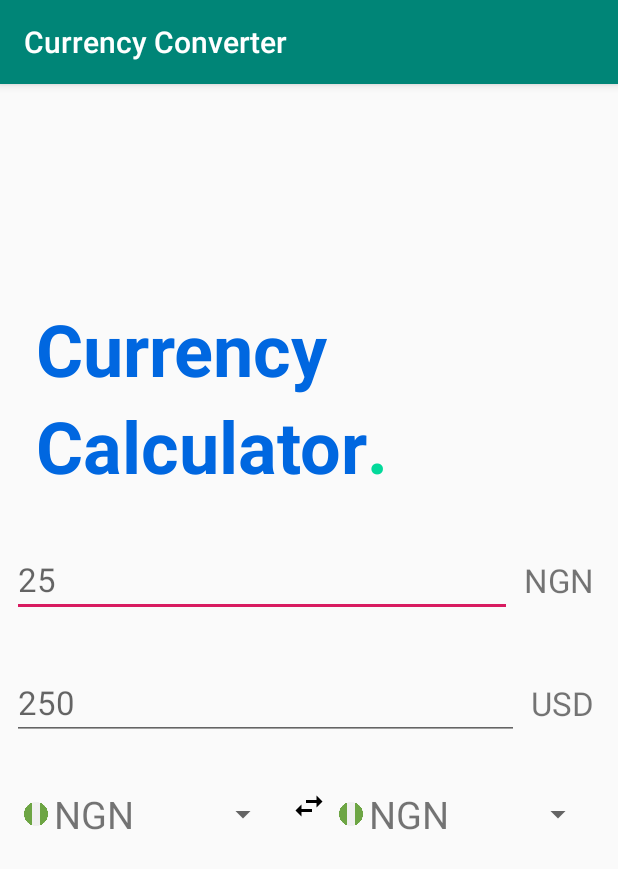
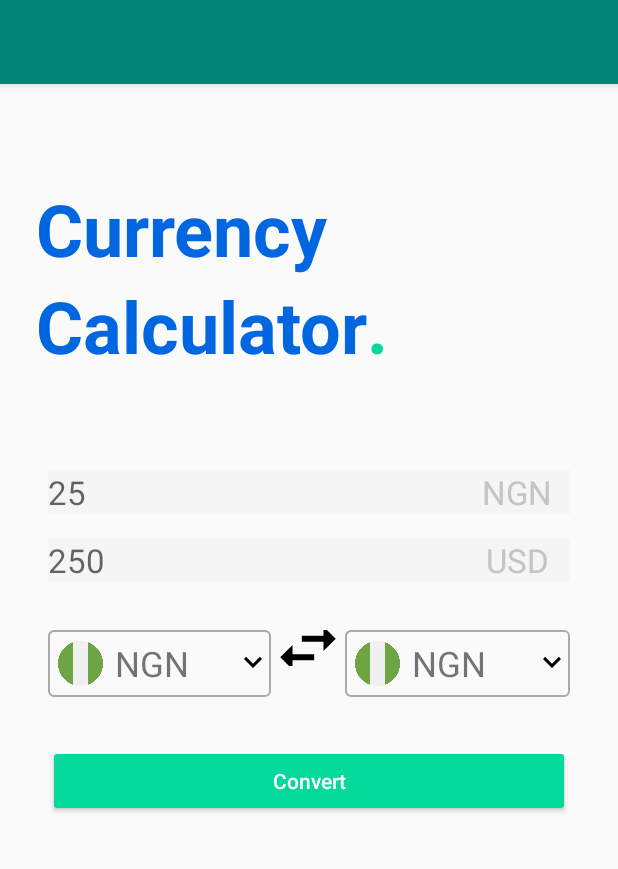
Before and after one commit to david-oh-git/CurrencyConverter, an Android app: the screen it shows after launch (HomeActivity), on a phone screen of 412 x 824 dp. Shown: the top 869 px of the screen. Run offline under Robolectric (Android 15) with nearby library versions, the phone set to English and light mode, and no system bars.

Commit message:
improved activity_home

```diff
--- a/app/src/main/AndroidManifest.xml
+++ b/app/src/main/AndroidManifest.xml
@@ -8,7 +8,7 @@
             android:label="@string/app_name"
             android:roundIcon="@mipmap/ic_launcher_round"
             android:supportsRtl="true"
-            android:theme="@style/AppTheme">
+            android:theme="@style/AppTheme.NoActionBar">
         <activity android:name=".HomeActivity">
             <intent-filter>
                 <action android:name="android.intent.action.MAIN"/>
--- a/app/src/main/java/io/audioshinigami/currencyconverter/HomeActivity.kt
+++ b/app/src/main/java/io/audioshinigami/currencyconverter/HomeActivity.kt
@@ -1,22 +1,22 @@
 package io.audioshinigami.currencyconverter
 
+import android.os.Bundle
 import androidx.appcompat.app.AppCompatActivity
-import android.os.Bundle
 import io.audioshinigami.currencyconverter.adaptors.SpinnerAdaptor
-import kotlinx.android.synthetic.main.activity_main.*
+import kotlinx.android.synthetic.main.content_home.*
 
 class HomeActivity : AppCompatActivity() {
 
     override fun onCreate(savedInstanceState: Bundle?) {
         super.onCreate(savedInstanceState)
-        setContentView(R.layout.activity_main)
+        setContentView(R.layout.activity_home)
         setUpSpinner()
     }
 
 
     private fun setUpSpinner(){
         val adaptor = SpinnerAdaptor()
-        id_spiner_to.adapter = adaptor
+        id_spinner_to.adapter = adaptor
         id_spinner_from.adapter = adaptor
     } /*end setupSpinner*/
 }
--- /dev/null
+++ b/app/src/main/res/drawable/ic_arrow_down.xml
@@ -0,0 +1,9 @@
+<vector xmlns:android="http://schemas.android.com/apk/res/android"
+        android:width="24dp"
+        android:height="24dp"
+        android:viewportWidth="24.0"
+        android:viewportHeight="24.0">
+    <path
+        android:fillColor="#FF000000"
+        android:pathData="M7.41,7.84L12,12.42l4.59,-4.58L18,9.25l-6,6 -6,-6z"/>
+</vector>
--- /dev/null
+++ b/app/src/main/res/drawable/spinner_border.xml
@@ -0,0 +1,30 @@
+<?xml version="1.0" encoding="utf-8"?>
+<selector xmlns:android="http://schemas.android.com/apk/res/android">
+
+    <item>
+        <layer-list>
+            <item>
+                <shape>
+
+                    <stroke android:width="1dp"
+                            android:color="@android:color/darker_gray"/>
+
+                    <corners android:radius="3dp"/>
+
+                    <padding android:bottom="3dp"
+                             android:left="3dp"
+                             android:top="3dp"/>
+                </shape>
+            </item>
+
+            <item android:drawable="@drawable/ic_arrow_down"
+
+                  android:gravity="center_vertical|center_horizontal|end">
+
+
+            </item>
+
+        </layer-list>
+    </item>
+
+</selector>
--- /dev/null
+++ b/app/src/main/res/layout/activity_home.xml
@@ -0,0 +1,31 @@
+<?xml version="1.0" encoding="utf-8"?>
+<androidx.coordinatorlayout.widget.CoordinatorLayout
+        xmlns:android="http://schemas.android.com/apk/res/android"
+        xmlns:tools="http://schemas.android.com/tools"
+        android:layout_width="match_parent"
+        android:layout_height="match_parent" xmlns:app="http://schemas.android.com/apk/res-auto"
+        tools:context=".HomeActivity">
+
+    <com.google.android.material.appbar.AppBarLayout
+            android:id="@+id/appbar"
+            android:layout_width="match_parent"
+            android:layout_height="?attr/actionBarSize" >
+
+        <androidx.appcompat.widget.Toolbar
+                android:id="@+id/toolbar"
+                android:theme="@style/AppToolbar"
+                android:layout_width="match_parent"
+                android:layout_height="match_parent">
+
+        </androidx.appcompat.widget.Toolbar>
+
+    </com.google.android.material.appbar.AppBarLayout>
+
+    <include
+            layout="@layout/content_home"
+            app:layout_behavior="com.google.android.material.appbar.AppBarLayout$ScrollingViewBehavior"
+            android:layout_width="match_parent"
+            android:layout_height="wrap_content" />
+
+
+</androidx.coordinatorlayout.widget.CoordinatorLayout>
--- a/app/src/main/res/layout/activity_main.xml
+++ /dev/null
@@ -1,131 +0,0 @@
-<?xml version="1.0" encoding="utf-8"?>
-<androidx.constraintlayout.widget.ConstraintLayout
-        xmlns:android="http://schemas.android.com/apk/res/android"
-        xmlns:tools="http://schemas.android.com/tools"
-        xmlns:app="http://schemas.android.com/apk/res-auto"
-        android:layout_width="match_parent"
-        android:layout_height="match_parent"
-        tools:context=".HomeActivity">
-
-
-    <TextView
-            android:text="@string/str_currency"
-            android:layout_width="0dp"
-            android:layout_height="wrap_content"
-            android:id="@+id/textView" app:layout_constraintTop_toTopOf="parent"
-            app:layout_constraintEnd_toEndOf="parent" android:layout_marginEnd="8dp"
-            app:layout_constraintStart_toStartOf="parent" android:layout_marginStart="8dp"
-            android:layout_marginTop="144dp" app:layout_constraintHorizontal_bias="0.0" style="@style/TitleTextStyle"/>
-    <TextView
-            android:text="@string/str_calculator"
-            android:layout_width="0dp"
-            android:layout_height="wrap_content"
-            android:id="@+id/textView2"
-            app:layout_constraintTop_toBottomOf="@+id/textView"
-            app:layout_constraintStart_toStartOf="@+id/textView"
-            style="@style/TitleTextStyle"
-    />
-    <TextView
-            android:text="@string/str_period"
-            android:layout_width="wrap_content"
-            android:layout_height="wrap_content"
-            android:id="@+id/textView4"
-            app:layout_constraintEnd_toEndOf="parent"
-            app:layout_constraintStart_toEndOf="@+id/textView2"
-            app:layout_constraintTop_toBottomOf="@+id/textView"
-            style="@style/TitleTextStyle"
-            android:textColor="@color/project_green"
-            app:layout_constraintHorizontal_bias="0.0"
-            android:textAlignment="textStart"
-            android:layout_margin="0dp"
-            android:paddingEnd="0dp"
-            android:paddingStart="0dp"/>
-
-    <com.google.android.material.textfield.TextInputEditText
-            android:hint="25"
-            android:textSize="@dimen/dimen_edittxt_size"
-            android:orientation="vertical"
-            app:layout_constraintTop_toBottomOf="@id/textView2"
-            app:layout_constraintStart_toStartOf="parent"
-            app:layout_constraintHorizontal_weight="4"
-            android:layout_width="0dp"
-            android:layout_height="wrap_content"
-            android:id="@+id/textInputLayout"
-            android:layout_marginStart="8dp"
-            app:layout_constraintEnd_toStartOf="@+id/textView5"
-            android:layout_marginEnd="8dp"
-            android:layout_marginTop="32dp">
-
-    </com.google.android.material.textfield.TextInputEditText>
-
-    <TextView
-            android:text="NGN"
-            android:layout_width="wrap_content"
-            android:layout_height="wrap_content"
-            android:id="@+id/textView5"
-            android:textSize="@dimen/dimen_edittxt_size"
-            app:layout_constraintEnd_toEndOf="parent"
-            app:layout_constraintHorizontal_weight="1"
-            android:layout_marginEnd="16dp"
-            app:layout_constraintBottom_toBottomOf="@+id/textInputLayout"
-            app:layout_constraintTop_toTopOf="@+id/textInputLayout"/>
-
-    <com.google.android.material.textfield.TextInputEditText
-            android:hint="250"
-            android:textSize="@dimen/dimen_edittxt_size"
-            app:layout_constraintTop_toBottomOf="@id/textInputLayout"
-            app:layout_constraintStart_toStartOf="parent"
-            app:layout_constraintHorizontal_weight="4"
-            android:layout_width="0dp"
-            android:layout_height="wrap_content"
-            android:id="@+id/textInputLayout2"
-            android:layout_marginStart="8dp"
-            app:layout_constraintEnd_toStartOf="@+id/textView6"
-            android:layout_marginEnd="8dp"
-            android:layout_marginTop="32dp">
-
-    </com.google.android.material.textfield.TextInputEditText>
-
-    <TextView
-            android:text="USD"
-            android:layout_width="wrap_content"
-            android:layout_height="wrap_content"
-            android:id="@+id/textView6"
-            android:textSize="@dimen/dimen_edittxt_size"
-            app:layout_constraintEnd_toEndOf="parent"
-            app:layout_constraintHorizontal_weight="1"
-            android:layout_marginEnd="16dp"
-            app:layout_constraintBottom_toBottomOf="@+id/textInputLayout2"
-            app:layout_constraintTop_toTopOf="@+id/textInputLayout2"/>
-
-    <Spinner
-
-            android:layout_width="0dp"
-            android:layout_height="wrap_content"
-            android:id="@+id/id_spiner_to"
-            app:layout_constraintStart_toStartOf="parent"
-            android:layout_marginStart="16dp"
-            android:layout_marginTop="32dp"
-            app:layout_constraintTop_toBottomOf="@+id/textInputLayout2"
-            app:layout_constraintEnd_toStartOf="@+id/imageView"
-            android:layout_marginEnd="8dp"/>
-
-    <ImageView
-            android:layout_width="wrap_content"
-            android:layout_height="wrap_content"
-            android:src="@drawable/ic_swap"
-            tools:layout_editor_absoluteX="193dp"
-            android:id="@+id/imageView"
-            android:layout_marginTop="32dp"
-            app:layout_constraintStart_toEndOf="@+id/id_spiner_to"
-            app:layout_constraintEnd_toStartOf="@id/id_spinner_from"
-            app:layout_constraintTop_toBottomOf="@+id/textInputLayout2"/>
-
-    <Spinner
-            android:layout_width="0dp"
-            android:layout_height="wrap_content"
-            android:id="@+id/id_spinner_from" app:layout_constraintEnd_toEndOf="parent" android:layout_marginEnd="16dp"
-            android:layout_marginTop="32dp" app:layout_constraintTop_toBottomOf="@+id/textInputLayout2"
-            app:layout_constraintStart_toEndOf="@+id/imageView" android:layout_marginStart="8dp"/>
-
-</androidx.constraintlayout.widget.ConstraintLayout>
--- /dev/null
+++ b/app/src/main/res/layout/content_home.xml
@@ -0,0 +1,160 @@
+<?xml version="1.0" encoding="utf-8"?>
+<androidx.constraintlayout.widget.ConstraintLayout
+        xmlns:android="http://schemas.android.com/apk/res/android"
+        xmlns:tools="http://schemas.android.com/tools"
+        xmlns:app="http://schemas.android.com/apk/res-auto"
+        android:layout_width="match_parent"
+        android:layout_height="match_parent"
+        tools:context=".HomeActivity">
+
+
+    <TextView
+            android:text="@string/str_currency"
+            android:layout_width="0dp"
+            android:layout_height="wrap_content"
+            android:id="@+id/textView" app:layout_constraintTop_toTopOf="parent"
+            app:layout_constraintEnd_toEndOf="parent" android:layout_marginEnd="8dp"
+            app:layout_constraintStart_toStartOf="parent" android:layout_marginStart="8dp"
+            android:layout_marginTop="64dp" app:layout_constraintHorizontal_bias="0.0" style="@style/TitleTextStyle"/>
+    <TextView
+            android:text="@string/str_calculator"
+            android:layout_width="0dp"
+            android:layout_height="wrap_content"
+            android:id="@+id/textView2"
+            app:layout_constraintTop_toBottomOf="@+id/textView"
+            app:layout_constraintStart_toStartOf="@+id/textView"
+            style="@style/TitleTextStyle"
+    />
+
+    <TextView
+            android:text="@string/str_period"
+            android:layout_width="wrap_content"
+            android:layout_height="wrap_content"
+            android:id="@+id/textView4"
+            app:layout_constraintEnd_toEndOf="parent"
+            app:layout_constraintStart_toEndOf="@+id/textView2"
+            app:layout_constraintTop_toBottomOf="@+id/textView"
+            style="@style/TitleTextStyle"
+            android:textColor="@color/project_green"
+            app:layout_constraintHorizontal_bias="0.0"
+            android:textAlignment="textStart"
+            android:layout_margin="0dp"
+            android:paddingEnd="0dp"
+            android:paddingStart="0dp"/>
+
+    <LinearLayout
+            android:id="@+id/id_layout_from"
+            android:background="@color/md_grey_100"
+            android:orientation="horizontal"
+            app:layout_constraintTop_toBottomOf="@id/textView2"
+            app:layout_constraintStart_toStartOf="parent"
+            app:layout_constraintEnd_toEndOf="parent"
+            android:layout_width="0dp"
+            android:layout_height="wrap_content" android:layout_marginStart="32dp" android:layout_marginEnd="32dp"
+            android:layout_marginTop="64dp">
+
+        <com.google.android.material.textfield.TextInputEditText
+                android:background="@null"
+                android:layout_weight="4"
+                android:hint="25"
+                android:textSize="@dimen/dimen_edittxt_size"
+                android:layout_width="0dp"
+                android:layout_height="wrap_content"
+                android:id="@+id/textInputLayout">
+
+        </com.google.android.material.textfield.TextInputEditText>
+
+        <TextView
+                android:layout_weight="1"
+                android:text="NGN"
+                android:layout_width="0dp"
+                android:layout_height="wrap_content"
+                android:id="@+id/textView5"
+                android:textSize="@dimen/dimen_edittxt_size"
+                android:textColor="@color/faded_text_colour"
+                android:textAlignment="center"/>
+
+    </LinearLayout>
+
+    <LinearLayout
+            app:layout_constraintTop_toBottomOf="@id/id_layout_from"
+            app:layout_constraintStart_toStartOf="parent"
+            app:layout_constraintEnd_toEndOf="parent"
+            android:background="@color/md_grey_100"
+            android:id="@+id/id_layout_to"
+            android:orientation="horizontal"
+            android:layout_width="match_parent"
+            android:layout_height="wrap_content"
+            android:layout_marginStart="32dp"
+            android:layout_marginEnd="32dp" android:layout_marginTop="16dp">
+
+        <com.google.android.material.textfield.TextInputEditText
+                android:background="@null"
+                android:layout_weight="4"
+                android:hint="250"
+                android:textSize="@dimen/dimen_edittxt_size"
+                android:layout_width="0dp"
+                android:layout_height="wrap_content"
+                android:id="@+id/textInputLayout2">
+
+        </com.google.android.material.textfield.TextInputEditText>
+
+        <TextView
+                android:layout_weight="1"
+                android:textColor="@color/faded_text_colour"
+                android:text="USD"
+                android:layout_width="0dp"
+                android:layout_height="wrap_content"
+                android:id="@+id/textView6"
+                android:textSize="@dimen/dimen_edittxt_size" android:textAlignment="center"/>
+
+    </LinearLayout>
+
+    <LinearLayout
+            android:id="@+id/id_layout_spinners"
+            app:layout_constraintTop_toBottomOf="@+id/id_layout_to"
+            app:layout_constraintEnd_toEndOf="parent"
+            app:layout_constraintStart_toStartOf="parent"
+            android:orientation="horizontal"
+            android:layout_width="match_parent"
+            android:layout_height="wrap_content"
+            android:layout_marginStart="32dp"
+            android:layout_marginEnd="32dp"
+            android:layout_marginTop="32dp">
+
+        <androidx.appcompat.widget.AppCompatSpinner
+                android:layout_weight="3"
+                android:background="@drawable/spinner_border"
+                android:layout_width="0dp"
+                android:layout_height="wrap_content"
+                android:id="@+id/id_spinner_to"/>
+
+        <ImageView
+                android:scaleType="centerCrop"
+                android:layout_weight="1"
+                android:layout_width="0dp"
+                android:layout_height="wrap_content"
+                android:src="@drawable/ic_swap"
+                android:id="@+id/imageView"/>
+
+        <androidx.appcompat.widget.AppCompatSpinner
+                android:layout_weight="3"
+                android:background="@drawable/spinner_border"
+                android:layout_width="0dp"
+                android:layout_height="wrap_content"
+                android:id="@+id/id_spinner_from"/>
+
+    </LinearLayout>
+
+    <Button
+            style="@style/Widget.AppCompat.Button.Colored"
+            app:layout_constraintTop_toBottomOf="@+id/id_layout_spinners"
+            app:layout_constraintStart_toStartOf="parent"
+            app:layout_constraintEnd_toEndOf="parent"
+            android:text="@string/str_btn_convert"
+            android:layout_width="0dp"
+            android:layout_height="wrap_content"
+            android:id="@+id/button" android:layout_marginTop="32dp" android:layout_marginEnd="32dp"
+            android:layout_marginStart="32dp" android:textAllCaps="false"/>
+
+</androidx.constraintlayout.widget.ConstraintLayout>
--- a/app/src/main/res/layout/spinner_item.xml
+++ b/app/src/main/res/layout/spinner_item.xml
@@ -9,16 +9,18 @@
 
 
     <ImageView
+            android:contentDescription="@string/str_flag_con"
             android:layout_gravity="center"
-            android:layout_width="20dp"
-            android:layout_height="20dp"
+            android:layout_width="@dimen/dimen_flag_icon"
+            android:layout_height="@dimen/dimen_flag_icon"
             app:srcCompat="@mipmap/ic_launcher"
             android:id="@+id/id_spinner_image"
-            android:paddingEnd="4dp"
+            android:layout_margin="4dp"
             />
+
     <TextView
-            android:text="TextView"
-            android:textSize="25sp"
+            android:padding="4dp"
+            android:textSize="@dimen/dimen_spinner_txt_size"
             android:layout_width="0dp"
             android:layout_height="wrap_content"
             android:layout_gravity="center"
--- a/app/src/main/res/values/colors.xml
+++ b/app/src/main/res/values/colors.xml
@@ -2,8 +2,10 @@
 <resources>
     <color name="colorPrimary">#008577</color>
     <color name="colorPrimaryDark">#00574B</color>
-    <color name="colorAccent">#D81B60</color>
+    <color name="colorAccent">@color/project_green</color>
 
     <color name="project_blue">#0067E0</color>
     <color name="project_green">#02D99A</color>
+    <color name="faded_text_colour">#C4C4C4</color>
+
 </resources>
--- a/app/src/main/res/values/dimens.xml
+++ b/app/src/main/res/values/dimens.xml
@@ -3,4 +3,6 @@
 
     <dimen name="title_text_size">48sp</dimen>
     <dimen name="dimen_edittxt_size">22sp</dimen>
+    <dimen name="dimen_flag_icon">30dp</dimen>
+    <dimen name="dimen_spinner_txt_size">23sp</dimen>
 </resources>
--- a/app/src/main/res/values/strings.xml
+++ b/app/src/main/res/values/strings.xml
@@ -4,6 +4,9 @@
     <string name="str_calculator">Calculator</string>
     <string name="str_currency">Currency</string>
     <string name="str_period">.</string>
+    <string name="str_flag_con">flag icon</string>
+    <string name="str_btn_convert">Convert</string>
+    <string name="str_sign_up">Sign Up</string>
 
 
 </resources>
--- a/app/src/main/res/values/styles.xml
+++ b/app/src/main/res/values/styles.xml
@@ -17,5 +17,17 @@
         <item name="android:textColor">@color/project_blue</item>
     </style>
 
+    <style name="AppTheme.NoActionBar" parent="AppTheme">
+        <item name="windowNoTitle">true</item>
+        <item name="windowActionBar">false</item>
+        <item name="actionBarStyle">@style/AppToolbar</item>
+        <!--<item name="android:actionMenuTextColor">@android:color/black</item>-->
+    </style>
+
+    <style name="AppToolbar" parent="AppTheme">
+        <!--<item name="android:textColor">@android:color/black</item>-->
+
+    </style>
+
 
 </resources>
```
Also changed, not shown: app/src/main/java/io/audioshinigami/currencyconverter/SpinnerPlus.kt (added, +11 -0 lines), app/src/main/res/menu/home_menu.xml (added, +9 -0 lines), app/src/main/res/values/all_colors.xml (added, +301 -0 lines).
